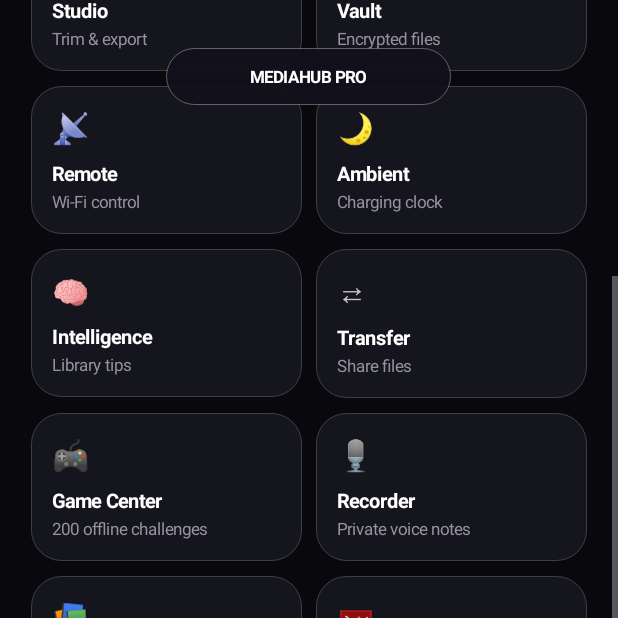
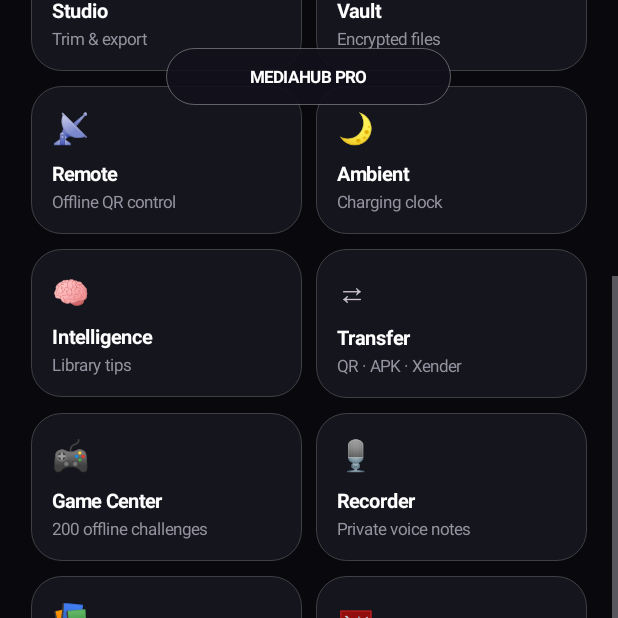
Before and after one commit to sarahbanaah-jpg/MEDIAHUB-PRO, an Android app: the screen it shows after launch (MainActivity), scrolled down 506 dp, on a phone screen of 412 x 824 dp, the top half of it. Run offline under Robolectric (Android 15) with nearby library versions, the phone set to English and light mode, and no system bars; pictures from the network do not load; 13 statements that could not run were skipped.

Commit message:
Clarify QR transfer and offline remote shortcuts on Home

```diff
--- a/app/src/main/java/com/mediahub/rebuilt/ui/home/HomeFragment.kt
+++ b/app/src/main/java/com/mediahub/rebuilt/ui/home/HomeFragment.kt
@@ -259,7 +259,7 @@ class HomeFragment : Fragment() {
             }
         ))
         commandGrid.addView(toolRow(
-            toolCard("📡", "Remote", "Wi‑Fi control") {
+            toolCard("📡", "Remote", "Offline QR control") {
                 startActivity(Intent(requireContext(), MediaHubRemoteActivity::class.java))
             },
             toolCard("🌙", "Ambient", "Charging clock") {
@@ -270,7 +270,7 @@ class HomeFragment : Fragment() {
             toolCard("🧠", "Intelligence", "Library tips") {
                 startActivity(Intent(requireContext(), MediaHubIntelligenceActivity::class.java))
             },
-            toolCard("⇄", "Transfer", "Share files") {
+            toolCard("⇄", "Transfer", "QR · APK · Xender") {
                 startActivity(Intent(requireContext(), MediaHubTransferActivity::class.java))
             }
         ))
```
